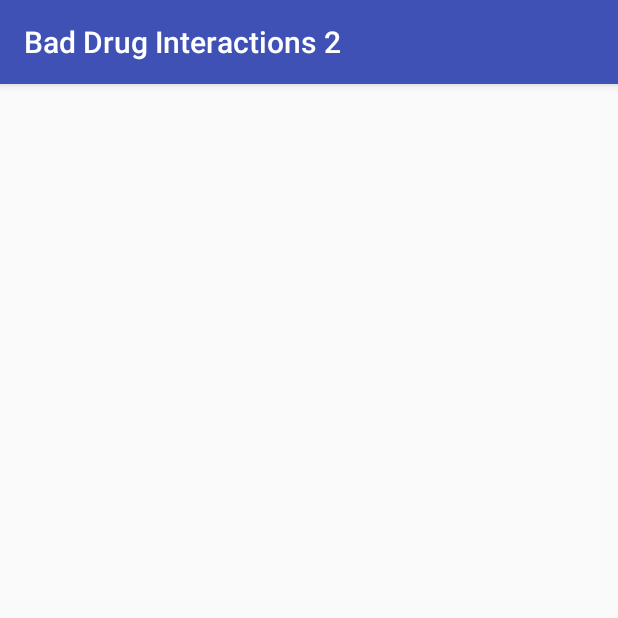
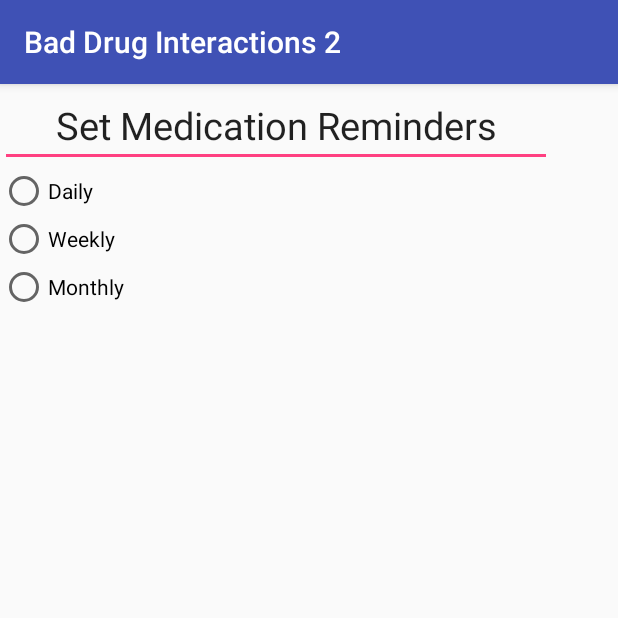
Before and after one commit to bairl18/BadDrugInteractions, an Android app: the RemindersActivity screen opened directly, with no data from a screen before it, on a phone screen of 412 x 824 dp, the top half of it. Run offline under Robolectric (Android 15) with nearby library versions, the phone set to English and light mode, and no system bars.

Commit message:
Preliminary Reminders GUI- constraint error

```diff
--- a/app/src/main/res/layout/activity_reminders.xml
+++ b/app/src/main/res/layout/activity_reminders.xml
@@ -6,4 +6,50 @@
     android:layout_height="match_parent"
     tools:context="com.example.linnea.baddruginteractions2.RemindersActivity">
 
+    <LinearLayout
+        android:layout_width="0dp"
+        android:layout_height="0dp"
+        android:orientation="vertical"
+        tools:layout_editor_absoluteX="8dp"
+        tools:layout_editor_absoluteY="8dp"></LinearLayout>
+
+    <LinearLayout
+        android:layout_width="368dp"
+        android:layout_height="wrap_content"
+        android:orientation="vertical"
+        tools:layout_editor_absoluteX="8dp"
+        tools:layout_editor_absoluteY="8dp">
+
+        <EditText
+            android:id="@+id/editText"
+            android:layout_width="match_parent"
+            android:layout_height="wrap_content"
+            android:ems="10"
+            android:inputType="textPersonName"
+            android:text="Set Medication Reminders"
+            android:textAlignment="center"
+            android:textSize="25sp"
+            tools:layout_editor_absoluteX="8dp"
+            tools:layout_editor_absoluteY="155dp" />
+
+        <RadioButton
+            android:id="@+id/radioButton"
+            android:layout_width="match_parent"
+            android:layout_height="wrap_content"
+            android:text="Daily" />
+
+        <RadioButton
+            android:id="@+id/radioButton2"
+            android:layout_width="match_parent"
+            android:layout_height="wrap_content"
+            android:text="Weekly" />
+
+        <RadioButton
+            android:id="@+id/radioButton3"
+            android:layout_width="match_parent"
+            android:layout_height="wrap_content"
+            android:text="Monthly" />
+
+    </LinearLayout>
+
 </android.support.constraint.ConstraintLayout>
```
